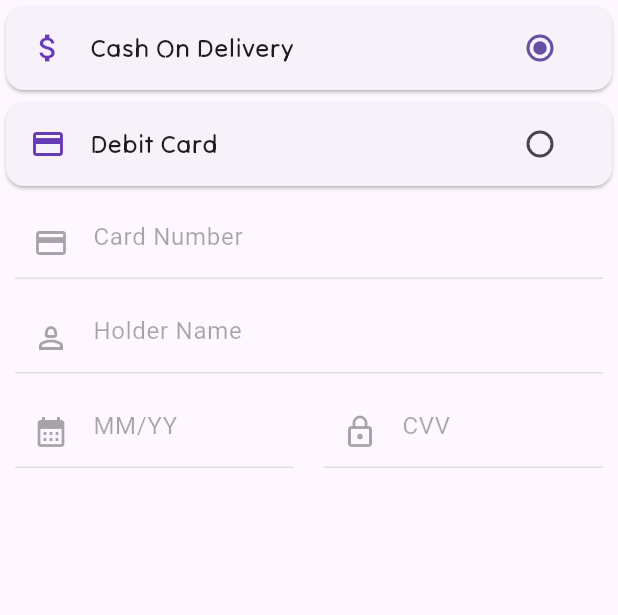
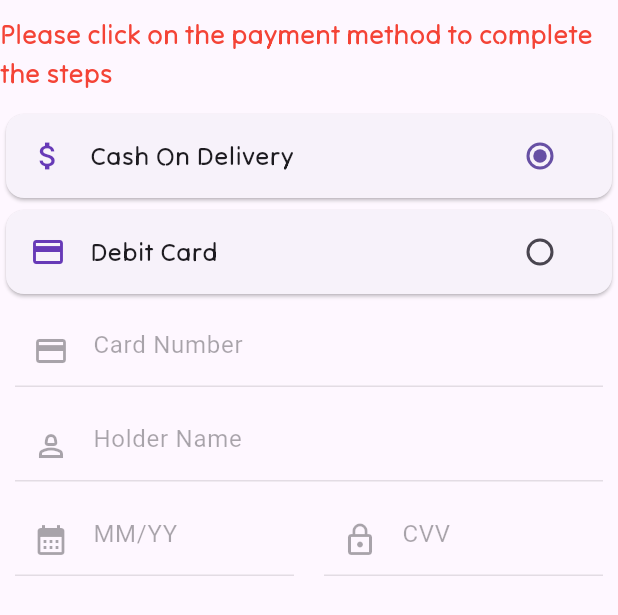
Before and after one commit to Mohammed-Jubran/helal-DOT-Jordan-2023, a Flutter app: the PaymentMethodScreen widget shown alone on an empty page, opened directly, on a phone screen of 412 x 824 dp. Shown: the top 615 px of the screen. Run offline on Flutter 3.47's test engine with Material 2 defaults, Android fonts, the phone set to English and light mode, and no system bars; our stand-ins replace dio, email_validator, flutter_easyloading, flutter_secure_storage, geocoding, geolocator and 3 more; missing offline and left inert: banner_image, flutter_verification_code; accounts and stored records are empty; generated files the repository leaves out were written again; network calls fail.

Commit message:
fix some issues

```diff
--- a/lib/l10n/app_ar.arb
+++ b/lib/l10n/app_ar.arb
@@ -95,7 +95,9 @@
     "done": "تمت العملية بنجاح",
     "loading": "انتظر لحظة",
     "rateUs": "قيم التطبيق",
-    "yourOrders": "طلباتك"
+    "yourOrders": "طلباتك",
+    "pleaseClick": "الرجاء الضغط على طريقة الدفع لإكمال الخطوات"
+
 
 
 
--- a/lib/l10n/app_en.arb
+++ b/lib/l10n/app_en.arb
@@ -130,7 +130,8 @@
     "done": "operation accomplished successfully",
     "loading": "Loading",
     "rateUs": "Rate us",
-    "yourOrders": "Your orders"
+    "yourOrders": "Your orders",
+    "pleaseClick": "Please click on the payment method to complete the steps"
 
 
 
--- a/lib/views/widget/stepper_screen/payment_method_screen.dart
+++ b/lib/views/widget/stepper_screen/payment_method_screen.dart
@@ -13,7 +13,17 @@ class PaymentMethodScreen extends StatelessWidget {
       bool isDebitCardSelected = productProvider.paymentMethod == 2;
       return SingleChildScrollView(
         child: Column(
+          mainAxisAlignment: MainAxisAlignment.center,
           children: [
+            const SizedBox(height: 10),
+             Text(AppLocalizations.of(context)!.pleaseClick,
+              style: const TextStyle(
+                fontWeight: FontWeight.w400,
+                color: Colors.red,
+                fontFamily: 'TiltNeon',
+                fontSize: 18,
+              ),),
+            const SizedBox(height: 10),
             Card(
               child: ListTile(
                 onTap: () {
--- a/lib/views/widget/stepper_screen/summery_screen.dart
+++ b/lib/views/widget/stepper_screen/summery_screen.dart
@@ -30,6 +30,11 @@ class SummeryScreen extends StatelessWidget {
 }
 
 Widget _addressWidget(BuildContext context,ProductProvider productProvider) {
+  final address = productProvider.address;
+  if (address == null) {
+    // Handle the case when the address is null, for example, show a placeholder or an error message.
+    return const Text('Address is not available');
+  }
   return Padding(
     padding: const EdgeInsets.all(10.0),
     child: Column(
```
